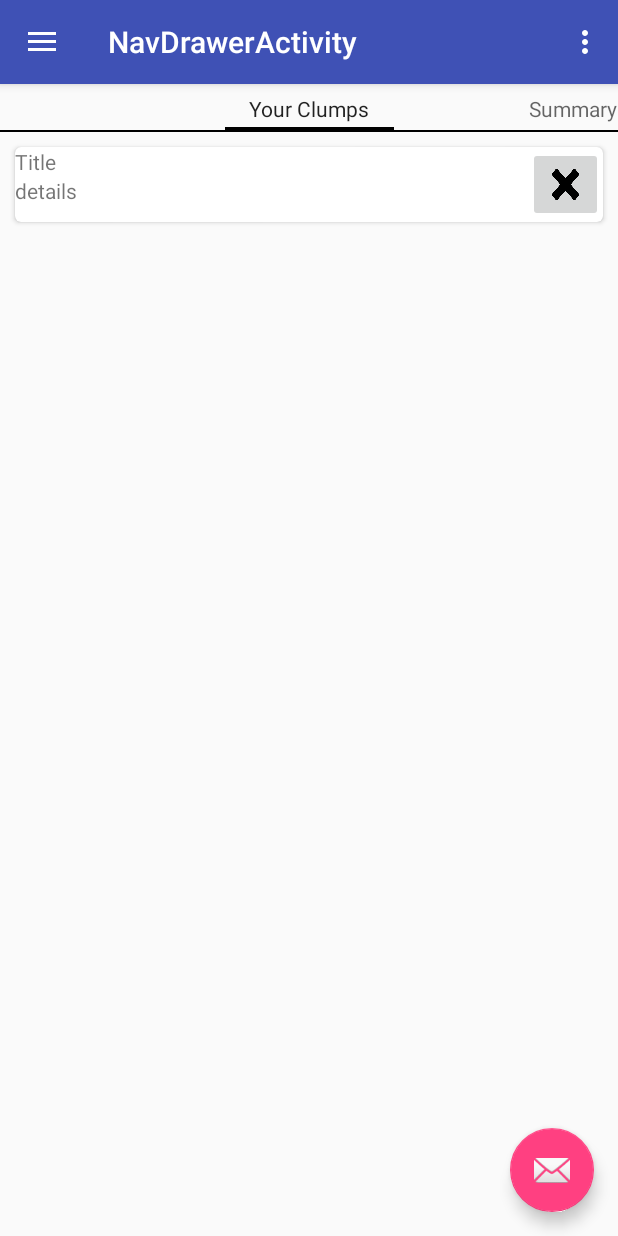
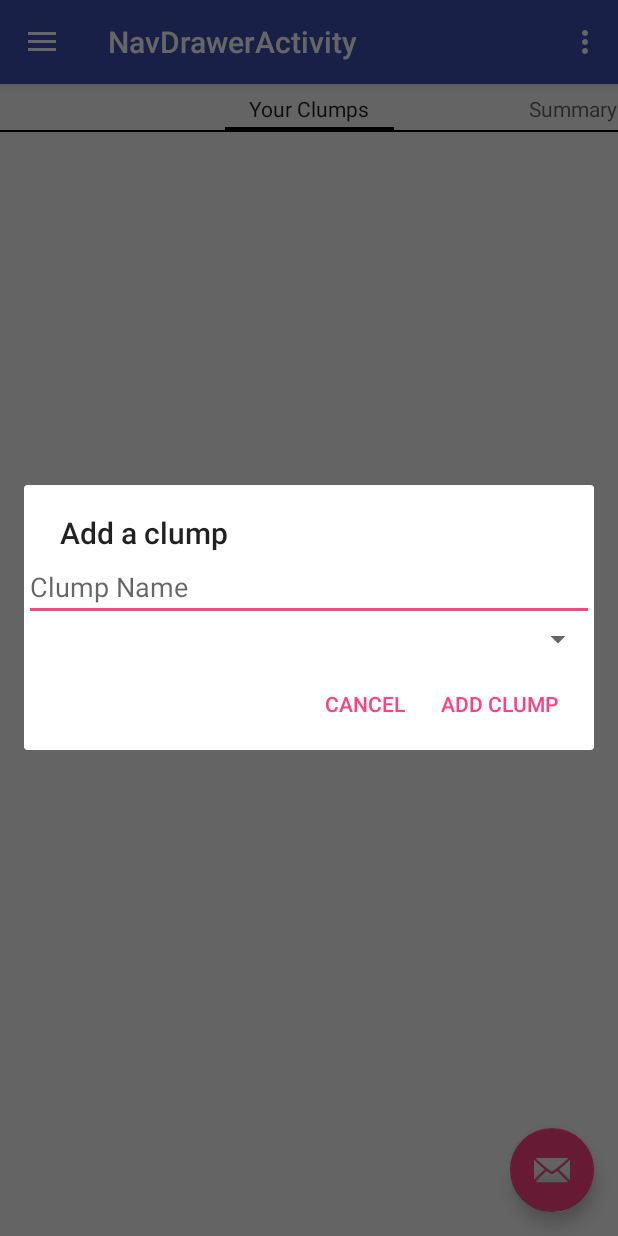
Before and after one commit to carolynryan20/MobileFinalProject, an Android app: the ClumpFragment screen opened directly, with no data from a screen before it, after a tap on an icon or button, on a phone screen of 412 x 824 dp. Run offline under Robolectric (Android 15) with nearby library versions, the light colour scheme and no system bars; our stand-ins replace Firebase (no records; nobody signed in at launch, a user with empty details on screens opened directly); 3 statements that could not run were skipped.

Commit message:
clump recycler view stuff
delete button works, add clump is now basic dialog, BUG: add button
adds two

```diff
--- a/app/src/main/java/hu/ait/android/mobilefinalproject/adapter/ClumpRecyclerAdapter.java
+++ b/app/src/main/java/hu/ait/android/mobilefinalproject/adapter/ClumpRecyclerAdapter.java
@@ -52,14 +52,17 @@ public class ClumpRecyclerAdapter extends RecyclerView.Adapter<ClumpRecyclerAdap
     public ClumpRecyclerAdapter(Context context, String uid) {
         //this.clumpList = myUser.getClumps();
         this.clumpList = new ArrayList<>();
-        this.clumpKeys = new ArrayList<String>();
+        this.clumpKeys = new ArrayList<>();
         this.uid = uid;
+<<<<<<< Updated upstream
         clumpList.add(new Clump("uid here", "Title", "Description", 100));
+=======
+>>>>>>> Stashed changes
 
         this.context = context;
 
-//        clumpsRef = FirebaseDatabase.getInstance().getReference("users")
-//                .getRef().child(uid).child("clumps");
+        clumpsRef = FirebaseDatabase.getInstance().getReference("users")
+                .getRef().child(uid).child("clumps");
 
         checkActivityImplementsResponseInterface();
     }
@@ -86,12 +89,12 @@ public class ClumpRecyclerAdapter extends RecyclerView.Adapter<ClumpRecyclerAdap
         //viewHolder.tvClumpName.setText(clumpList.get(position).getTitle());
         viewHolder.tvClumpName.setText(tmpPost.getTitle());
 
-//        viewHolder.btnDelete.setOnClickListener(new View.OnClickListener() {
-//            @Override
-//            public void onClick(View v) {
-//                removeClump(viewHolder.getAdapterPosition());
-//            }
-//        });
+        viewHolder.btnDelete.setOnClickListener(new View.OnClickListener() {
+            @Override
+            public void onClick(View v) {
+                removeClump(viewHolder.getAdapterPosition());
+            }
+        });
 //        viewHolder.cvClump.setOnClickListener(new View.OnClickListener() {
 //            @Override
 //            public void onClick(View view) {
@@ -118,7 +121,7 @@ public class ClumpRecyclerAdapter extends RecyclerView.Adapter<ClumpRecyclerAdap
 //
     public void addClump(Clump clump, String key) {
         clumpList.add(0, clump);
-        clumpKeys.add(0,key);
+        clumpKeys.add(0, key);
         // refresh the whole list
         notifyDataSetChanged();
         // refresh only one position
@@ -126,10 +129,14 @@ public class ClumpRecyclerAdapter extends RecyclerView.Adapter<ClumpRecyclerAdap
     }
 
     public void removeClump(int index) {
-        // remove it from the DB
-        // remove it from the list
-        clumpList.remove(index);
-        notifyDataSetChanged();
+        // remove it from the DB TODO: 12/4/16
+        clumpsRef.child(clumpKeys.get(index)).removeValue();
+
+        if (index != -1) {
+            clumpList.remove(index);
+            clumpKeys.remove(index);
+            notifyItemRemoved(index);
+        }
     }
 
     public void removeAllClumps() {
--- a/app/src/main/java/hu/ait/android/mobilefinalproject/adapter/MainPagerAdapter.java
+++ b/app/src/main/java/hu/ait/android/mobilefinalproject/adapter/MainPagerAdapter.java
@@ -8,6 +8,7 @@ import android.support.v4.app.FragmentStatePagerAdapter;
 
 import hu.ait.android.mobilefinalproject.fragments.ClumpFragment;
 import hu.ait.android.mobilefinalproject.fragments.SummaryFragment;
+import hu.ait.android.mobilefinalproject.model.Clump;
 
 /**
  * MainPagerAdapter.java
@@ -20,8 +21,10 @@ import hu.ait.android.mobilefinalproject.fragments.SummaryFragment;
 
 public class MainPagerAdapter extends FragmentPagerAdapter {
 
-    Context context;
-    FragmentManager fm;
+    private Context context;
+    private FragmentManager fm;
+    private Fragment clumpFragment;
+
 
     public MainPagerAdapter(FragmentManager fm, Context context) {
         super(fm);
@@ -43,7 +46,7 @@ public class MainPagerAdapter extends FragmentPagerAdapter {
                 fragment = new ClumpFragment();
                 break;
         }
-
+        if (fragment instanceof ClumpFragment) clumpFragment = fragment;
         return fragment;
     }
 
@@ -62,4 +65,8 @@ public class MainPagerAdapter extends FragmentPagerAdapter {
     public int getCount() {
         return 2;
     }
+
+    public Fragment getFragment() {
+        return clumpFragment;
+    }
 }
--- /dev/null
+++ b/app/src/main/java/hu/ait/android/mobilefinalproject/fragments/AddClumpDialogFragment.java
@@ -0,0 +1,132 @@
+package hu.ait.android.mobilefinalproject.fragments;
+
+import android.app.AlertDialog;
+import android.app.Dialog;
+import android.content.Context;
+import android.content.DialogInterface;
+import android.os.Bundle;
+import android.support.annotation.NonNull;
+import android.support.v4.app.DialogFragment;
+import android.text.TextUtils;
+import android.view.LayoutInflater;
+import android.view.View;
+import android.widget.Button;
+import android.widget.EditText;
+import android.widget.ListView;
+import android.widget.Spinner;
+
+import java.util.ArrayList;
+import java.util.List;
+
+import hu.ait.android.mobilefinalproject.R;
+import hu.ait.android.mobilefinalproject.data.Friend;
+
+/**
+ * Created by Carolyn on 12/4/16.
+ */
+
+public class AddClumpDialogFragment extends DialogFragment {
+
+    public static final String TAG = "AddCityFragment";
+
+    private AddClumpFragmentAnswer addClumpFragmentAnswer = null;
+    private EditText etClumpName;
+    private ListView lvFriendsToAdd;
+    private Spinner spinnerClumpType;
+    private Context context;
+
+
+    @Override
+    public void onAttach(Context context) {
+        this.context = context;
+        super.onAttach(context);
+
+        addClumpFragmentAnswer = (ClumpSummaryFragment) getParentFragment();
+        //checkParentImplementsAddClumpFragmentAnswer(clumpFragment);
+    }
+
+    private void checkParentImplementsAddClumpFragmentAnswer(ClumpSummaryFragment clumpFragment) {
+        if (context instanceof AddClumpFragmentAnswer) {
+            addClumpFragmentAnswer = (AddClumpFragmentAnswer) clumpFragment;
+        } else {
+            throw new RuntimeException("Not implementing addClumpFragmentAnswer");
+        }
+    }
+
+    @NonNull
+    @Override
+    public Dialog onCreateDialog(Bundle savedInstanceState) {
+        AlertDialog.Builder alertDialogBuilder = new AlertDialog.Builder(getActivity());
+        LayoutInflater inflater = LayoutInflater.from(context);
+        View dialogLayout = inflater.inflate(R.layout.fragment_add_clump_dialog, null);
+
+        setUpAlertDialogBuilder(alertDialogBuilder, dialogLayout);
+
+        return alertDialogBuilder.create();
+    }
+
+    private void setUpAlertDialogBuilder(AlertDialog.Builder alertDialogBuilder, View dialogLayout) {
+        alertDialogBuilder.setView(dialogLayout);
+        alertDialogBuilder.setTitle("Add a clump");
+        setPositiveButton(alertDialogBuilder, dialogLayout);
+        setNegativeButton(alertDialogBuilder);
+    }
+
+    private void setPositiveButton(AlertDialog.Builder alertDialogBuilder, View dialogLayout) {
+        etClumpName = (EditText) dialogLayout.findViewById(R.id.etClumpName);
+        lvFriendsToAdd = (ListView) dialogLayout.findViewById(R.id.lvFriendsToAdd);
+        spinnerClumpType = (Spinner) dialogLayout.findViewById(R.id.spinnerClumpType);
+
+        alertDialogBuilder.setPositiveButton("Add clump", new DialogInterface.OnClickListener() {
+            @Override
+            public void onClick(DialogInterface dialogInterface, int i) {
+                //Do nothing because the button is overridden in onStart()
+            }
+        });
+    }
+
+    private void setNegativeButton(AlertDialog.Builder alertDialogBuilder) {
+        alertDialogBuilder.setNegativeButton("Cancel", new DialogInterface.OnClickListener() {
+            @Override
+            public void onClick(DialogInterface dialogInterface, int i) {
+                dialogInterface.dismiss();
+            }
+        });
+    }
+
+    @Override
+    public void onStart() {
+        super.onStart();
+
+        AlertDialog alertDialog = (AlertDialog) getDialog();
+        if (alertDialog != null) {
+            /* I override here because otherwise an error of required city couldn't be set as the dialog
+             * fragment exits automatically upon click of positive button, but now it will not
+             */
+            Button positiveButton = (Button) alertDialog.getButton(Dialog.BUTTON_POSITIVE);
+            positiveButton.setOnClickListener(new View.OnClickListener() {
+                @Override
+                public void onClick(View v) {
+                    handleAddClumpButtonClick();
+                }
+            });
+        }
+    }
+
+    private void handleAddClumpButtonClick() {
+        if (TextUtils.isEmpty(etClumpName.getText())) {
+            etClumpName.setError("Required");
+        } else {
+            //Todo get actual info from dialog
+            String clumpName = etClumpName.getText().toString();
+            short clumpType = (short)spinnerClumpType.getBaseline();
+            Friend friend = (Friend) lvFriendsToAdd.getSelectedItem();
+            List<Friend> friendList = new ArrayList<>();
+            friendList.add(friend);
+
+            addClumpFragmentAnswer.addClump(clumpName, clumpType, friendList);
+            dismiss();
+        }
+    }
+
+}
--- /dev/null
+++ b/app/src/main/java/hu/ait/android/mobilefinalproject/fragments/AddClumpFragmentAnswer.java
@@ -0,0 +1,13 @@
+package hu.ait.android.mobilefinalproject.fragments;
+
+import java.util.List;
+
+import hu.ait.android.mobilefinalproject.data.Friend;
+
+/**
+ * Created by Carolyn on 12/4/16.
+ */
+
+public interface AddClumpFragmentAnswer {
+    public void addClump(String clumpName, short clumpType, List<Friend> friendList);
+}
--- a/app/src/main/java/hu/ait/android/mobilefinalproject/fragments/ClumpFragment.java
+++ b/app/src/main/java/hu/ait/android/mobilefinalproject/fragments/ClumpFragment.java
@@ -1,5 +1,6 @@
 package hu.ait.android.mobilefinalproject.fragments;
 
+import android.content.Intent;
 import android.os.Bundle;
 import android.support.design.widget.FloatingActionButton;
 import android.support.v4.app.Fragment;
@@ -16,20 +17,16 @@ import com.google.firebase.database.DatabaseError;
 import com.google.firebase.database.DatabaseReference;
 import com.google.firebase.database.FirebaseDatabase;
 
+import java.util.List;
+
 import hu.ait.android.mobilefinalproject.R;
 import hu.ait.android.mobilefinalproject.adapter.ClumpRecyclerAdapter;
+import hu.ait.android.mobilefinalproject.data.Friend;
 import hu.ait.android.mobilefinalproject.model.Clump;
 import hu.ait.android.mobilefinalproject.model.User;
 
-/**
- * A simple {@link Fragment} subclass.
- * Activities that contain this fragment must implement the
- * {@link ClumpFragment.OnFragmentInteractionListener} interface
- * to handle interaction events.
- * Use the {@link ClumpFragment#newInstance} factory method to
- * create an instance of this fragment.
- */
-public class ClumpFragment extends BaseFragment {
+
+public class ClumpFragment extends BaseFragment implements AddClumpFragmentAnswer{
     // TODO: Rename parameter arguments, choose names that match
     // the fragment initialization parameters, e.g. ARG_ITEM_NUMBER
     private static final String ARG_PARAM1 = "param1";
@@ -90,14 +87,7 @@ public class ClumpFragment extends BaseFragment {
 //                Snackbar.make(view, "Replace with your own action", Snackbar.LENGTH_LONG)
 //                        .setAction("Action", null).show();
                 // Create a new Clump with the username as the title
-                String key = FirebaseDatabase.getInstance().getReference().child("users").child(getUid())
-                        .child("clumps").push().getKey();
-                Clump newPost = new Clump(getUid(), getUserName(), "descrip", 100);
-
-                FirebaseDatabase.getInstance().getReference().child("users").child(getUid())
-                        .child("clumps").child(key).setValue(newPost);
-
-                Toast.makeText(getContext(), "Clump created", Toast.LENGTH_SHORT).show();
+                openAddClumpFragment();
 
             }
         });
@@ -106,6 +96,12 @@ public class ClumpFragment extends BaseFragment {
 
 
         return root;
+    }
+
+    private void openAddClumpFragment() {
+        AddClumpDialogFragment addClumpDialogFragment = new AddClumpDialogFragment();
+//        getFragmentManager().beginTransaction().add(this, TAG).commit();
+        addClumpDialogFragment.show(getFragmentManager(), AddClumpDialogFragment.TAG);
     }
 
     private void setupRecyclerView() {
@@ -153,4 +149,15 @@ public class ClumpFragment extends BaseFragment {
     }
 
 
+    @Override
+    public void addClump(String clumpName, short clumpType, List<Friend> friendList) {
+        Clump newPost = new Clump(getUid(), getUserName(), "descrip", 100);
+        clumpRecyclerAdapter.addClump(newPost, getUid());
+
+        String key = FirebaseDatabase.getInstance().getReference().child("users").child(getUid()).child("clumps").push().getKey();
+
+        FirebaseDatabase.getInstance().getReference().child("users").child(getUid()).child("clumps").child(key).setValue(newPost);
+
+        Toast.makeText(getContext(), "Clump created", Toast.LENGTH_SHORT).show();
+    }
 }
--- a/app/src/main/java/hu/ait/android/mobilefinalproject/fragments/ClumpSummaryFragment.java
+++ b/app/src/main/java/hu/ait/android/mobilefinalproject/fragments/ClumpSummaryFragment.java
@@ -7,23 +7,26 @@ import android.support.annotation.Nullable;
 import android.support.design.widget.FloatingActionButton;
 import android.support.design.widget.Snackbar;
 import android.support.v4.app.Fragment;
+import android.support.v4.view.PagerAdapter;
 import android.support.v4.view.ViewPager;
 import android.support.v7.widget.RecyclerView;
 import android.view.LayoutInflater;
 import android.view.View;
 import android.view.ViewGroup;
 
+import java.util.List;
+
 import hu.ait.android.mobilefinalproject.R;
 import hu.ait.android.mobilefinalproject.adapter.ClumpRecyclerAdapter;
 import hu.ait.android.mobilefinalproject.adapter.MainPagerAdapter;
+import hu.ait.android.mobilefinalproject.data.Friend;
+import hu.ait.android.mobilefinalproject.model.Clump;
 
-public class ClumpSummaryFragment extends Fragment {
-
-    private RecyclerView recyclerView;
-    private ClumpRecyclerAdapter clumpRecyclerAdapter;
+public class ClumpSummaryFragment extends Fragment implements AddClumpFragmentAnswer{
 
     public static final String TAG = "ClumpSummaryFragment";
     private View root;
+    private ViewPager pager;
     private OnFragmentInteractionListener mListener;
 
 
@@ -32,7 +35,7 @@ public class ClumpSummaryFragment extends Fragment {
     public View onCreateView(LayoutInflater inflater, @Nullable ViewGroup container, @Nullable Bundle savedInstanceState) {
         root = inflater.inflate(R.layout.fragment_clump_summary, container, false);
 
-        ViewPager pager = (ViewPager) root.findViewById(R.id.pager);
+        pager = (ViewPager) root.findViewById(R.id.pager);
         pager.setAdapter(new MainPagerAdapter(this.getChildFragmentManager(), getContext()));
 
         return root;
@@ -76,6 +79,13 @@ public class ClumpSummaryFragment extends Fragment {
         mListener = null;
     }
 
+    @Override
+    public void addClump(String clumpName, short clumpType, List<Friend> friendList) {
+        MainPagerAdapter mainPagerAdapter = (MainPagerAdapter) pager.getAdapter();
+        ClumpFragment ca = (ClumpFragment) mainPagerAdapter.getFragment();
+        ca.addClump(clumpName, clumpType, friendList);
+    }
+
     /**
      * This interface must be implemented by activities that contain this
      * fragment to allow an interaction in this fragment to be communicated
@@ -91,4 +101,6 @@ public class ClumpSummaryFragment extends Fragment {
         void onFragmentInteraction(Uri uri);
     }
 
+
+
 }
--- /dev/null
+++ b/app/src/main/res/layout/fragment_add_clump_dialog.xml
@@ -0,0 +1,23 @@
+<?xml version="1.0" encoding="utf-8"?>
+<LinearLayout xmlns:android="http://schemas.android.com/apk/res/android"
+    android:orientation="vertical" android:layout_width="match_parent"
+    android:layout_height="match_parent">
+
+    <EditText
+        android:id="@+id/etClumpName"
+        android:hint="Clump Name"
+        android:layout_width="match_parent"
+        android:layout_height="wrap_content" />
+
+    <ListView
+        android:id="@+id/lvFriendsToAdd"
+        android:layout_width="match_parent"
+        android:layout_height="wrap_content">
+    </ListView>
+
+    <Spinner
+        android:id="@+id/spinnerClumpType"
+        android:layout_width="match_parent"
+        android:layout_height="wrap_content"></Spinner>
+
+</LinearLayout>
```
Also changed, not shown: app/src/main/java/hu/ait/android/mobilefinalproject/model/Clump.java (+12 -0 lines).
